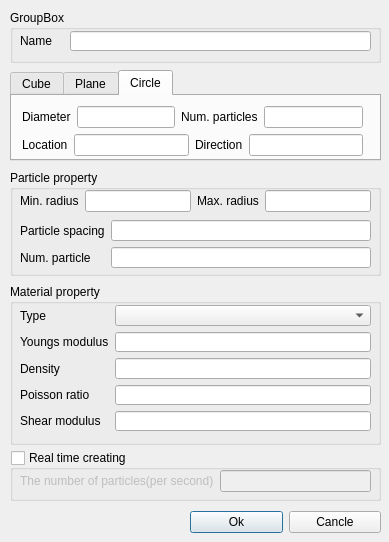
Above: project/xdynamics/xdynamics/xdynamics/makeParticle.ui from metakonga/metakonga before the change. Below: the same form after it.
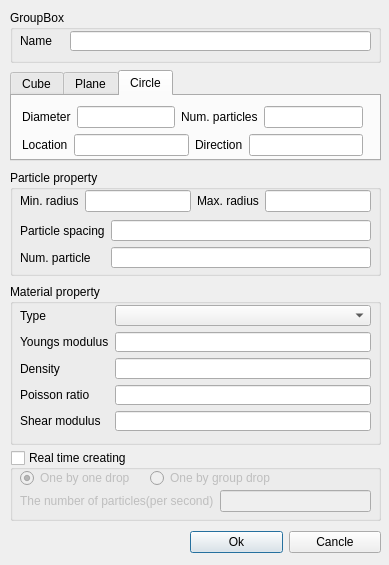
That is the form after the change.

```diff
--- a/project/xdynamics/xdynamics/xdynamics/makeParticle.ui
+++ b/project/xdynamics/xdynamics/xdynamics/makeParticle.ui
@@ -7,7 +7,7 @@
     <x>0</x>
     <y>0</y>
     <width>389</width>
-    <height>542</height>
+    <height>565</height>
    </rect>
   </property>
   <property name="windowTitle">
@@ -405,7 +405,7 @@
    <property name="geometry">
     <rect>
      <x>190</x>
-     <y>510</y>
+     <y>530</y>
      <width>191</width>
      <height>25</height>
     </rect>
@@ -469,7 +469,7 @@
      <x>10</x>
      <y>450</y>
      <width>371</width>
-     <height>51</height>
+     <height>71</height>
     </rect>
    </property>
    <property name="title">
@@ -481,11 +481,11 @@
    <property name="checked">
     <bool>false</bool>
    </property>
-   <widget class="QWidget" name="">
+   <widget class="QWidget" name="layoutWidget">
     <property name="geometry">
      <rect>
       <x>10</x>
-      <y>20</y>
+      <y>40</y>
       <width>351</width>
       <height>22</height>
      </rect>
@@ -503,6 +503,35 @@
      </item>
     </layout>
    </widget>
+   <widget class="QRadioButton" name="RB_OneByOne">
+    <property name="geometry">
+     <rect>
+      <x>10</x>
+      <y>20</y>
+      <width>121</width>
+      <height>16</height>
+     </rect>
+    </property>
+    <property name="text">
+     <string>One by one drop</string>
+    </property>
+    <property name="checked">
+     <bool>true</bool>
+    </property>
+   </widget>
+   <widget class="QRadioButton" name="RB_OneByGroup">
+    <property name="geometry">
+     <rect>
+      <x>140</x>
+      <y>20</y>
+      <width>141</width>
+      <height>16</height>
+     </rect>
+    </property>
+    <property name="text">
+     <string>One by group drop</string>
+    </property>
+   </widget>
   </widget>
  </widget>
  <tabstops>
```
Left out of the diff: 4 changed lines with no effect on the pictures.
